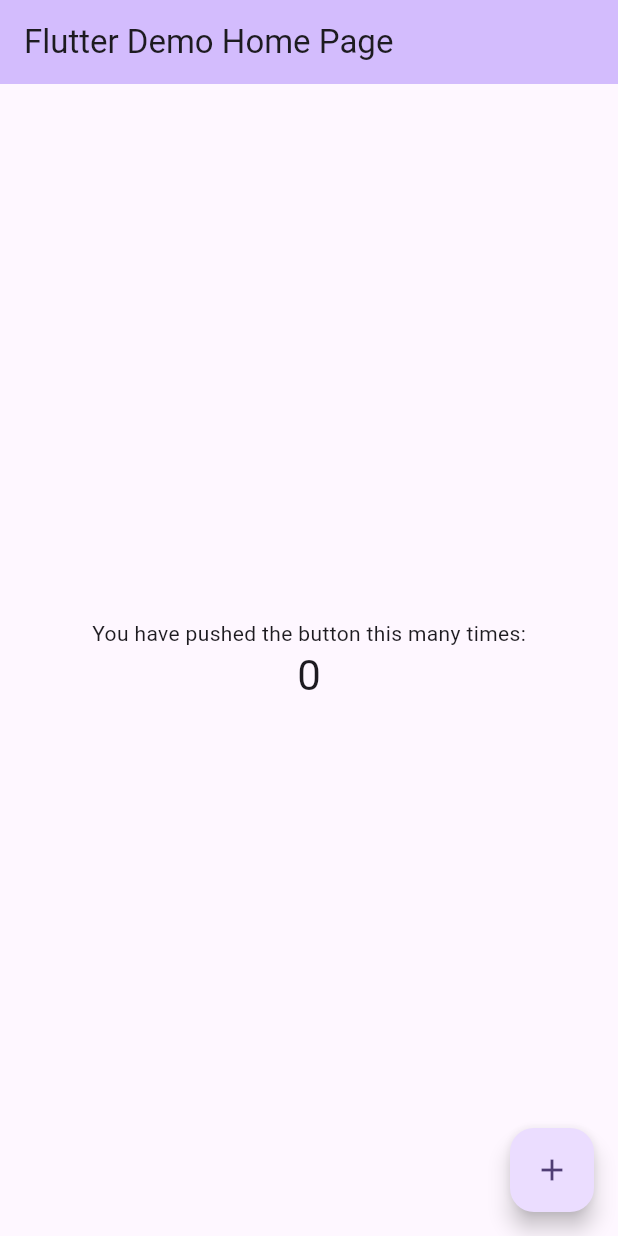
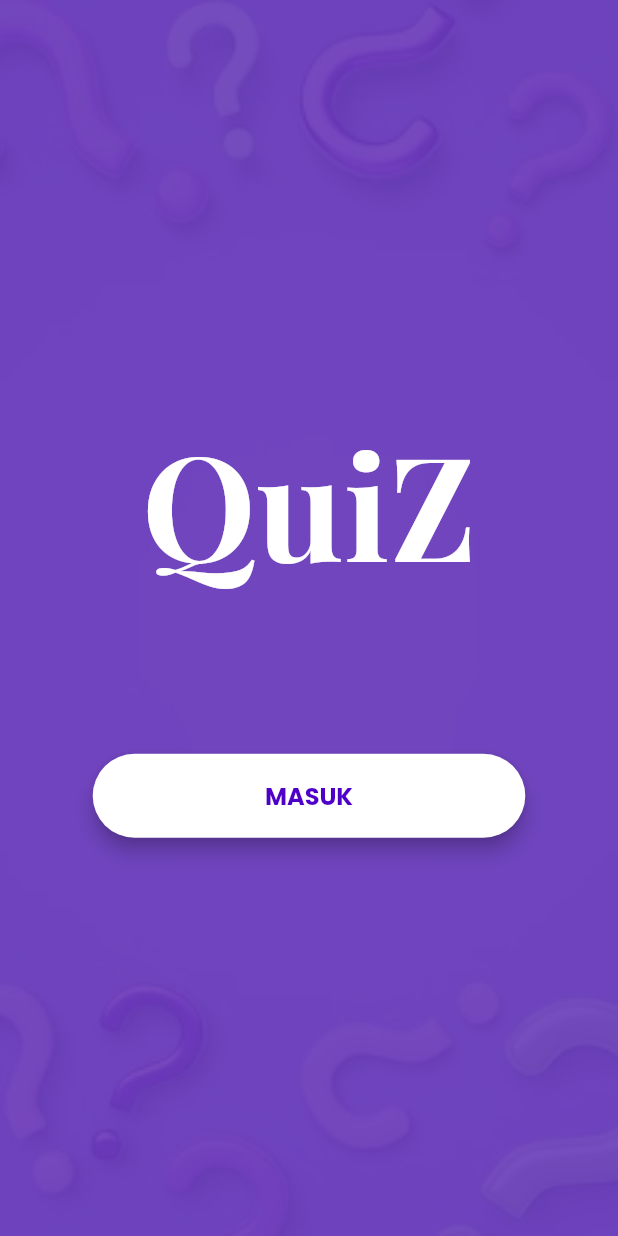
Before and after one commit to CikitaSembiring/UTSPEMMOB2, a Flutter app: the screen it shows after launch, on a phone screen of 412 x 824 dp. Run offline on Flutter 3.47's test engine with Material 3 defaults, Android fonts, the phone set to English and light mode, and no system bars; our stand-ins replace google_fonts.

Commit message:
feat(splash): membuat UI dan navigasi halaman splash

```diff
--- a/lib/main.dart
+++ b/lib/main.dart
@@ -1,122 +1,75 @@
+// FILE: lib/main.dart
 import 'package:flutter/material.dart';
+import 'package:google_fonts/google_fonts.dart';
+import 'package:provider/provider.dart';
+
+import 'package:quiz_app/providers/quiz_provider.dart';
+import 'package:quiz_app/screens/splash_screen.dart';
+import 'package:quiz_app/screens/home_screen.dart';
+import 'package:quiz_app/screens/category_screen.dart';
+import 'package:quiz_app/screens/question_screen.dart';
+import 'package:quiz_app/screens/score_screen.dart';
 
 void main() {
-  runApp(const MyApp());
+  runApp(
+    ChangeNotifierProvider(
+      create: (context) => QuizProvider(),
+      child: const MyApp(),
+    ),
+  );
 }
 
 class MyApp extends StatelessWidget {
   const MyApp({super.key});
 
-  // This widget is the root of your application.
   @override
   Widget build(BuildContext context) {
+    // Definisikan warna primer sesuai desain
+    const Color kPrimaryColor = Color(0xFF4F00C8);
+
     return MaterialApp(
-      title: 'Flutter Demo',
+      title: 'QuiZ App',
       theme: ThemeData(
-        // This is the theme of your application.
-        //
-        // TRY THIS: Try running your application with "flutter run". You'll see
-        // the application has a purple toolbar. Then, without quitting the app,
-        // try changing the seedColor in the colorScheme below to Colors.green
-        // and then invoke "hot reload" (save your changes or press the "hot
-        // reload" button in a Flutter-supported IDE, or press "r" if you used
-        // the command line to start the app).
-        //
-        // Notice that the counter didn't reset back to zero; the application
-        // state is not lost during the reload. To reset the state, use hot
-        // restart instead.
-        //
-        // This works for code too, not just values: Most code changes can be
-        // tested with just a hot reload.
-        colorScheme: ColorScheme.fromSeed(seedColor: Colors.deepPurple),
+        primaryColor: kPrimaryColor,
+        // Terapkan font kustom
+        textTheme: GoogleFonts.poppinsTextTheme(
+          Theme.of(context).textTheme,
+        ),
+        scaffoldBackgroundColor: const Color(0xFFF5F5F5),
+        appBarTheme: const AppBarTheme(
+          backgroundColor: Colors.transparent,
+          elevation: 0,
+          iconTheme: IconThemeData(color: Colors.black),
+          titleTextStyle: TextStyle(
+            color: Colors.black,
+            fontSize: 18,
+            fontWeight: FontWeight.bold,
+          ),
+        ),
+        elevatedButtonTheme: ElevatedButtonThemeData(
+          style: ElevatedButton.styleFrom(
+            backgroundColor: kPrimaryColor,
+            foregroundColor: Colors.white,
+            padding: const EdgeInsets.symmetric(vertical: 16, horizontal: 32),
+            shape: RoundedRectangleBorder(
+              borderRadius: BorderRadius.circular(30.0),
+            ),
+            textStyle: GoogleFonts.poppins(
+              fontSize: 16,
+              fontWeight: FontWeight.bold,
+            ),
+          ),
+        ),
       ),
-      home: const MyHomePage(title: 'Flutter Demo Home Page'),
+      // Definisikan rute navigasi
+      initialRoute: '/',
+      routes: {
+        '/': (context) => const SplashScreen(),
+        '/home': (context) => const HomeScreen(),
+        '/category': (context) => const CategoryScreen(),
+        '/question': (context) => const QuestionScreen(),
+        '/score': (context) => const ScoreScreen(),
+      },
     );
   }
 }
-
-class MyHomePage extends StatefulWidget {
-  const MyHomePage({super.key, required this.title});
-
-  // This widget is the home page of your application. It is stateful, meaning
-  // that it has a State object (defined below) that contains fields that affect
-  // how it looks.
-
-  // This class is the configuration for the state. It holds the values (in this
-  // case the title) provided by the parent (in this case the App widget) and
-  // used by the build method of the State. Fields in a Widget subclass are
-  // always marked "final".
-
-  final String title;
-
-  @override
-  State<MyHomePage> createState() => _MyHomePageState();
-}
-
-class _MyHomePageState extends State<MyHomePage> {
-  int _counter = 0;
-
-  void _incrementCounter() {
-    setState(() {
-      // This call to setState tells the Flutter framework that something has
-      // changed in this State, which causes it to rerun the build method below
-      // so that the display can reflect the updated values. If we changed
-      // _counter without calling setState(), then the build method would not be
-      // called again, and so nothing would appear to happen.
-      _counter++;
-    });
-  }
-
-  @override
-  Widget build(BuildContext context) {
-    // This method is rerun every time setState is called, for instance as done
-    // by the _incrementCounter method above.
-    //
-    // The Flutter framework has been optimized to make rerunning build methods
-    // fast, so that you can just rebuild anything that needs updating rather
-    // than having to individually change instances of widgets.
-    return Scaffold(
-      appBar: AppBar(
-        // TRY THIS: Try changing the color here to a specific color (to
-        // Colors.amber, perhaps?) and trigger a hot reload to see the AppBar
-        // change color while the other colors stay the same.
-        backgroundColor: Theme.of(context).colorScheme.inversePrimary,
-        // Here we take the value from the MyHomePage object that was created by
-        // the App.build method, and use it to set our appbar title.
-        title: Text(widget.title),
-      ),
-      body: Center(
-        // Center is a layout widget. It takes a single child and positions it
-        // in the middle of the parent.
-        child: Column(
-          // Column is also a layout widget. It takes a list of children and
-          // arranges them vertically. By default, it sizes itself to fit its
-          // children horizontally, and tries to be as tall as its parent.
-          //
-          // Column has various properties to control how it sizes itself and
-          // how it positions its children. Here we use mainAxisAlignment to
-          // center the children vertically; the main axis here is the vertical
-          // axis because Columns are vertical (the cross axis would be
-          // horizontal).
-          //
-          // TRY THIS: Invoke "debug painting" (choose the "Toggle Debug Paint"
-          // action in the IDE, or press "p" in the console), to see the
-          // wireframe for each widget.
-          mainAxisAlignment: MainAxisAlignment.center,
-          children: <Widget>[
-            const Text('You have pushed the button this many times:'),
-            Text(
-              '$_counter',
-              style: Theme.of(context).textTheme.headlineMedium,
-            ),
-          ],
-        ),
-      ),
-      floatingActionButton: FloatingActionButton(
-        onPressed: _incrementCounter,
-        tooltip: 'Increment',
-        child: const Icon(Icons.add),
-      ), // This trailing comma makes auto-formatting nicer for build methods.
-    );
-  }
-}
--- a/lib/providers/quiz_provider.dart
+++ b/lib/providers/quiz_provider.dart
@@ -1,5 +1,3 @@
-// FILE: lib/providers/quiz_provider.dart
-
 import 'package:flutter/foundation.dart';
 
 class QuizProvider extends ChangeNotifier {
--- a/lib/screens/category_screen.dart
+++ b/lib/screens/category_screen.dart
@@ -0,0 +1,14 @@
+import 'package:flutter/material.dart';
+
+class CategoryScreen extends StatelessWidget {
+  const CategoryScreen({super.key});
+
+  @override
+  Widget build(BuildContext context) {
+    return const Scaffold(
+      body: Center(
+        child: Text('Halaman Kategori (Placeholder)'),
+      ),
+    );
+  }
+}
--- a/lib/screens/home_screen.dart
+++ b/lib/screens/home_screen.dart
@@ -0,0 +1,14 @@
+import 'package:flutter/material.dart';
+
+class HomeScreen extends StatelessWidget {
+  const HomeScreen({super.key});
+
+  @override
+  Widget build(BuildContext context) {
+    return const Scaffold(
+      body: Center(
+        child: Text('Halaman Home (Placeholder)'),
+      ),
+    );
+  }
+}
--- a/lib/screens/question_screen.dart
+++ b/lib/screens/question_screen.dart
@@ -0,0 +1,14 @@
+import 'package:flutter/material.dart';
+
+class QuestionScreen extends StatelessWidget {
+  const QuestionScreen({super.key});
+
+  @override
+  Widget build(BuildContext context) {
+    return const Scaffold(
+      body: Center(
+        child: Text('Halaman Pertanyaan (Placeholder)'),
+      ),
+    );
+  }
+}
--- a/lib/screens/score_screen.dart
+++ b/lib/screens/score_screen.dart
@@ -0,0 +1,14 @@
+import 'package:flutter/material.dart';
+
+class ScoreScreen extends StatelessWidget {
+  const ScoreScreen({super.key});
+
+  @override
+  Widget build(BuildContext context) {
+    return const Scaffold(
+      body: Center(
+        child: Text('Halaman Skor (Placeholder)'),
+      ),
+    );
+  }
+}
--- a/lib/screens/splash_screen.dart
+++ b/lib/screens/splash_screen.dart
@@ -0,0 +1,65 @@
+import 'package:flutter/material.dart';
+import 'package:google_fonts/google_fonts.dart';
+import 'package:quiz_app/widgets/primary_button.dart'; // Import widget yang baru dibuat
+
+class SplashScreen extends StatefulWidget {
+  const SplashScreen({super.key});
+
+  @override
+  State<SplashScreen> createState() => _SplashScreenState();
+}
+
+class _SplashScreenState extends State<SplashScreen> {
+
+  // Fungsi untuk navigasi ke halaman home
+  void _goToHome() {
+    // Navigasi
+    // pushReplacementNamed berarti halaman ini diganti
+    Navigator.pushReplacementNamed(context, '/home');
+  }
+
+  @override
+  Widget build(BuildContext context) {
+    return Scaffold(
+      body: Container(
+        width: double.infinity,
+        height: double.infinity,
+        // Terapkan latar belakang ungu dengan gambar
+        decoration: const BoxDecoration(
+          color: Color(0xFF673AB7), // Warna ungu dari mockup
+          image: DecorationImage(
+            image: AssetImage("assets/images/question_bg.jpg"),
+            fit: BoxFit.cover,
+            opacity: 0.1,
+          ),
+        ),
+        child: Column(
+          mainAxisAlignment: MainAxisAlignment.center,
+          children: [
+            // Judul "QuiZ" dengan font kustom (Syarat #5)
+            // Sesuai mockup image_f84061.png
+            Text(
+              'QuiZ',
+              style: GoogleFonts.playfairDisplay( // Font kustom
+                fontSize: 96,
+                fontWeight: FontWeight.bold,
+                color: Colors.white,
+              ),
+            ),
+            const SizedBox(height: 100),
+
+            // Tombol MASUK (Reusable Widget - Syarat #3)
+            PrimaryButton(
+              text: 'MASUK',
+              onPressed: _goToHome, // Panggil fungsi navigasi saat ditekan
+              backgroundColor: Colors.white,
+              textColor: const Color(0xFF4F00C8), // Warna ungu tua
+              // Ukuran dinamis (Syarat #6)
+              minWidth: MediaQuery.of(context).size.width * 0.7,
+            ),
+          ],
+        ),
+      ),
+    );
+  }
+}
--- /dev/null
+++ b/lib/widgets/primary_button.dart
@@ -0,0 +1,45 @@
+import 'package:flutter/material.dart';
+import 'package:google_fonts/google_fonts.dart';
+
+class PrimaryButton extends StatelessWidget {
+  final String text;
+  final VoidCallback onPressed;
+  final Color? backgroundColor;
+  final Color? textColor;
+  final double? minWidth;
+  final double? elevation;
+
+  const PrimaryButton({
+    super.key,
+    required this.text,
+    required this.onPressed,
+    this.backgroundColor,
+    this.textColor,
+    this.minWidth,
+    this.elevation,
+  });
+
+  @override
+  Widget build(BuildContext context) {
+    return ElevatedButton(
+      onPressed: onPressed,
+      style: ElevatedButton.styleFrom(
+        // Mengambil warna dari tema jika tidak dispesifikasi
+        backgroundColor: backgroundColor ?? Theme.of(context).primaryColor,
+        foregroundColor: textColor ?? Colors.white,
+        minimumSize: minWidth != null ? Size(minWidth!, 52) : const Size(0, 52),
+        padding: const EdgeInsets.symmetric(vertical: 16, horizontal: 32),
+        shape: RoundedRectangleBorder(
+          borderRadius: BorderRadius.circular(30.0),
+        ),
+        elevation: elevation ?? 5.0,
+        // Terapkan font kustom (Syarat #5)
+        textStyle: GoogleFonts.poppins(
+          fontSize: 16,
+          fontWeight: FontWeight.bold,
+        ),
+      ),
+      child: Text(text),
+    );
+  }
+}
```
Also changed, not shown: pubspec.yaml (+25 -70 lines), assets/images/question_bg.jpg (renamed from assets/images/quizzy.jpg), pubspec.lock, 1 other file.
